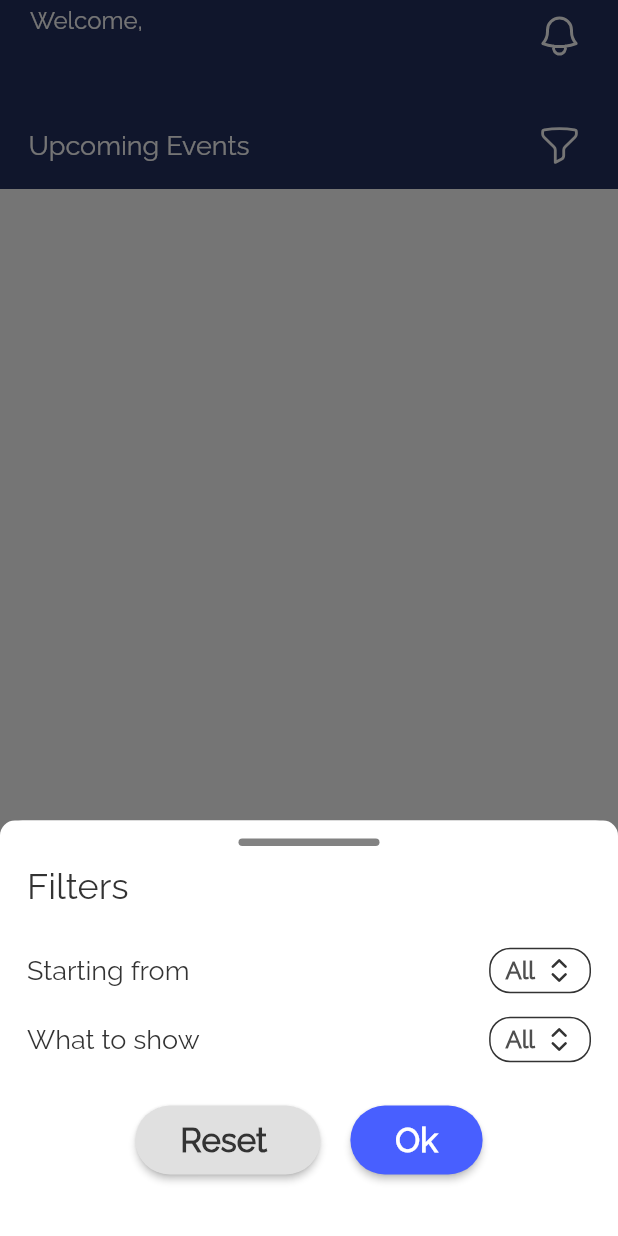
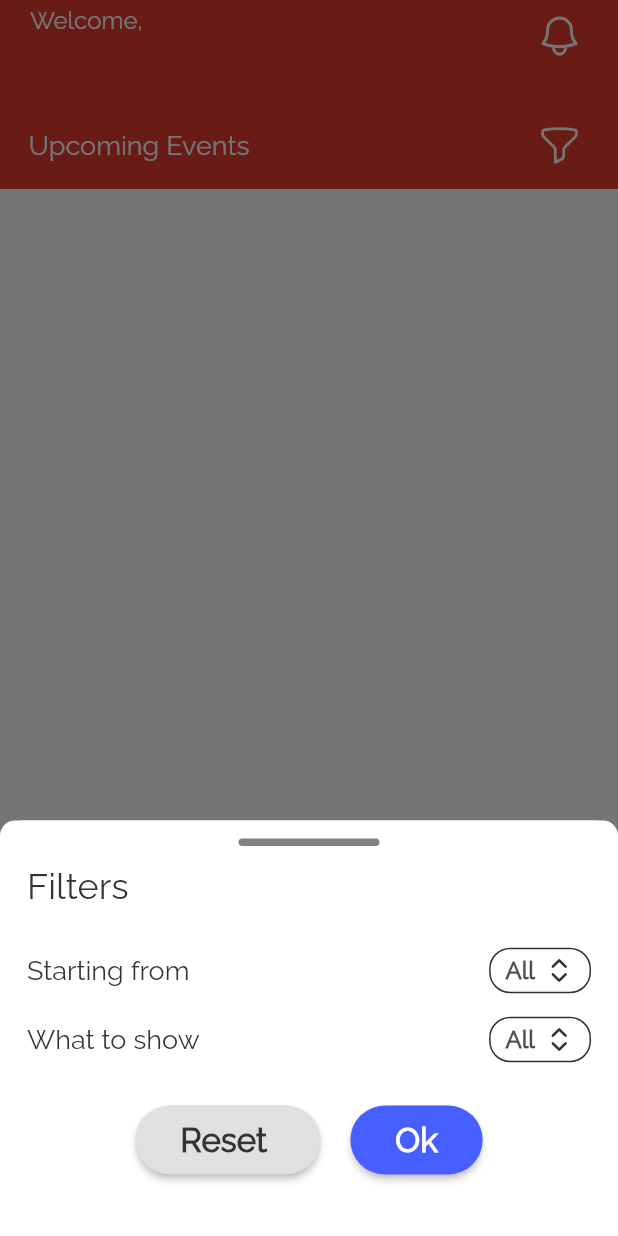
Before and after one commit to furknataman/register-event, a Flutter app: the screen it shows once a user with an empty profile is signed in, after a tap on an icon or button, on a phone screen of 412 x 824 dp. Run offline on Flutter 3.47's test engine with Material 2 defaults, Android fonts, the phone set to English and light mode, and no system bars; our stand-ins replace cloud_firestore, firebase_auth, firebase_core, firebase_messaging, flutter_local_notifications, flutter_riverpod and 6 more; missing offline and left inert: qr_code_scanner; accounts and stored records are empty.

```diff
--- a/lib/pages/route_page/route_page.dart
+++ b/lib/pages/route_page/route_page.dart
@@ -53,8 +53,8 @@ class _RoutePageState extends State<RoutePage> {
               showUnselectedLabels: false,
               currentIndex: _currentIndex,
               unselectedItemColor: Colors.white,
-              selectedItemColor: const Color(0xffe43c2f),
-              selectedIconTheme: const IconThemeData(color: Color(0xffe43c2f)),
+              selectedItemColor: Theme.of(context).colorScheme.appColor,
+              selectedIconTheme: const IconThemeData(color: Color(0xff232f60)),
               iconSize: 31,
               items: const <BottomNavigationBarItem>[
                 BottomNavigationBarItem(
--- a/lib/pages/scan/scan.dart
+++ b/lib/pages/scan/scan.dart
@@ -62,7 +62,7 @@ class _ScannerPageState extends ConsumerState<ScannerPage> {
       key: qrKey,
       onQRViewCreated: onQRViewCreated,
       overlay: QrScannerOverlayShape(
-          borderColor: const Color(0xff232f60),
+          borderColor: const Color(0xffe43c2f),
           borderRadius: 30,
           borderLength: 30,
           borderWidth: 20,
@@ -91,7 +91,7 @@ class _ScannerPageState extends ConsumerState<ScannerPage> {
   Future<dynamic> dialogAlert() {
     final userInfo = ref.watch<UserInfo>(userInfoConfig);
 
-    for (int i = 0; i < eventsinfo.length; ) {
+    for (int i = 0; i < eventsinfo.length;) {
       if (userInfo.user!.attendedEvents!.contains(id)) {
         register = false;
         title = "Already Attended ${eventsinfo[i].name} ";
--- a/lib/pages/settings/settings_page.dart
+++ b/lib/pages/settings/settings_page.dart
@@ -1,5 +1,6 @@
 import 'package:flutter/material.dart';
 import 'package:flutter_riverpod/flutter_riverpod.dart';
+import 'package:qr/theme/theme_extends.dart';
 import '../../authentication/login_service.dart';
 import '../../global/global_variable/user_info.dart';
 
@@ -38,10 +39,12 @@ class _SettingsPageState extends ConsumerState<SettingsPage> {
                     width: 160,
                     height: 120,
                   ),
-                  const Text(
+                  Text(
                     "Autumn Teachers Conference",
                     style: TextStyle(
-                        color: Color(0xff485FFF), fontSize: 18, fontFamily: 'Raleway'),
+                        color: Theme.of(context).colorScheme.appColor,
+                        fontSize: 18,
+                        fontFamily: 'Raleway'),
                   ),
                 ],
               ),
--- a/lib/theme/theme_extends.dart
+++ b/lib/theme/theme_extends.dart
@@ -1,11 +1,12 @@
 import 'package:flutter/material.dart';
 
 extension CustomColorScheme on ColorScheme {
+  Color get appColor => const Color(0xffe43c2f);
   Color get unregister => brightness == Brightness.light
       ? const Color(0xffEB5757)
       : const Color.fromARGB(255, 144, 65, 65);
   Color get mainColor =>
-      brightness == Brightness.light ? const Color(0xff232f60) : const Color(0xff1E1E1E);
+      brightness == Brightness.light ? const Color(0xffe43c2f) : const Color(0xff1E1E1E);
 
   List<Color> get cardColor => brightness == Brightness.light
       ? [
```
Also changed, not shown: lib/pages/home/widgets/events_cart.dart (+2 -5 lines), 2 other files.
